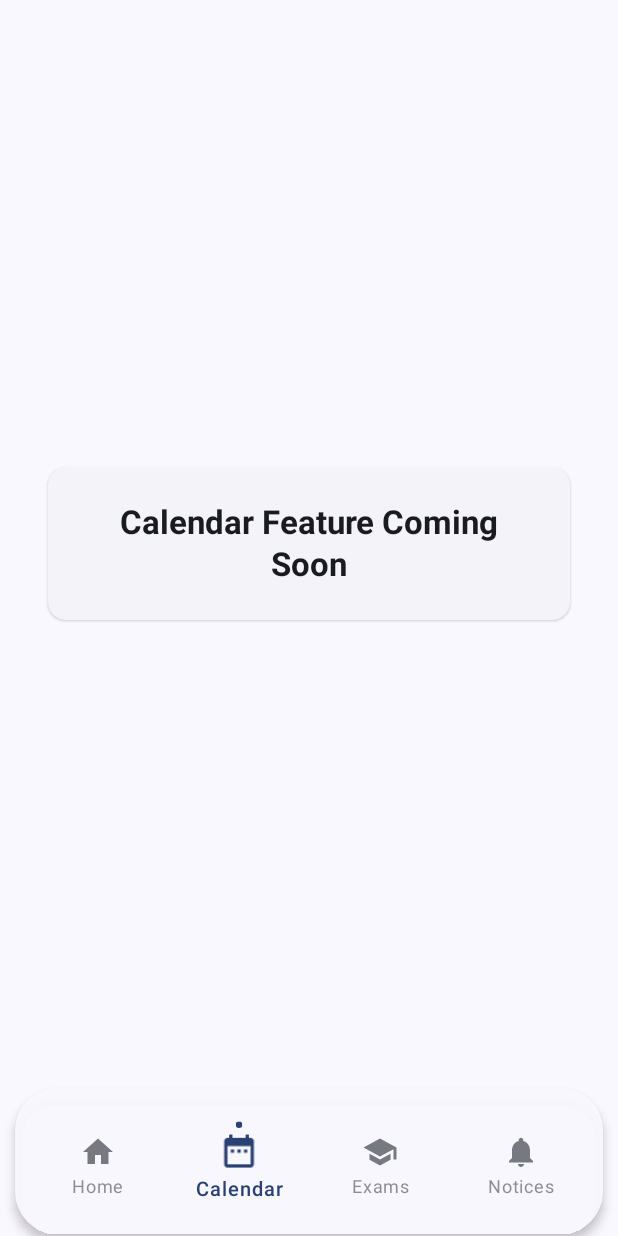
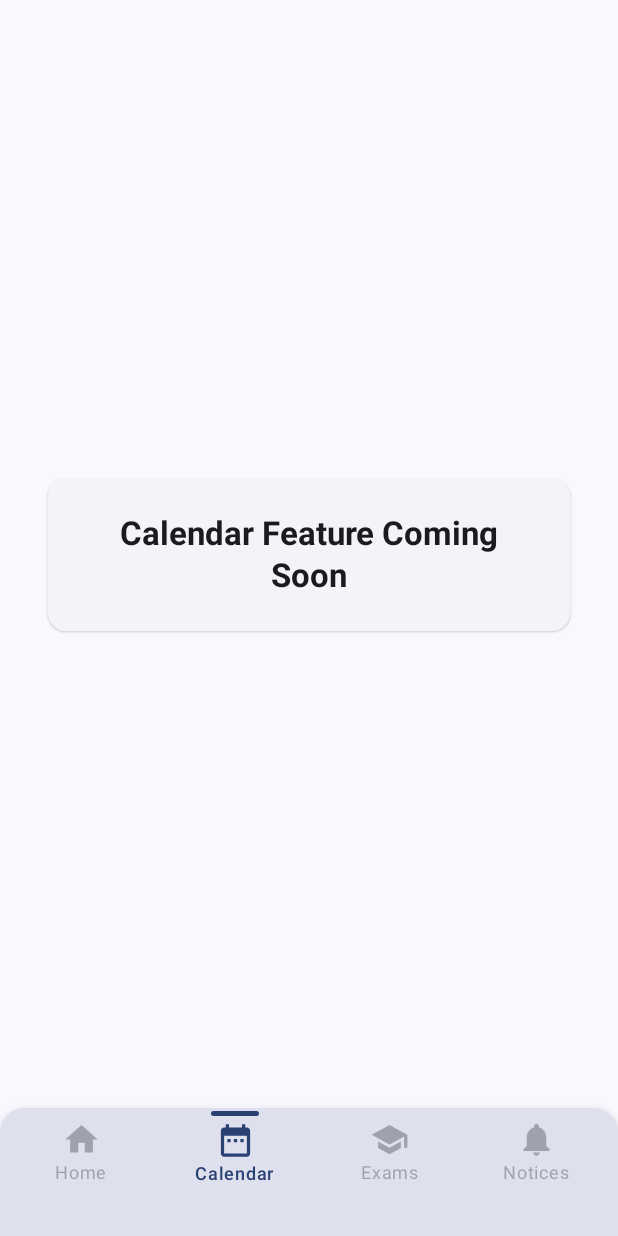
Before and after one commit to aryamanj250/NSUTrack, an Android app built with Jetpack Compose: the CalendarScreen screen opened through its navigation route, on a phone screen of 412 x 824 dp. Run offline under Robolectric (Android 15) with nearby library versions, the light colour scheme and no system bars.

Commit message:
fixes bottom bar error to some extent

```diff
--- a/app/src/main/java/com/nsutrack/nsuttrial/navigation/BottomNavBar.kt
+++ b/app/src/main/java/com/nsutrack/nsuttrial/navigation/BottomNavBar.kt
@@ -3,21 +3,15 @@ package com.nsutrack.nsuttrial.navigation
 import androidx.compose.animation.core.*
 import androidx.compose.foundation.background
 import androidx.compose.foundation.layout.*
-import androidx.compose.foundation.shape.CircleShape
 import androidx.compose.foundation.shape.RoundedCornerShape
 import androidx.compose.material3.*
 import androidx.compose.runtime.*
 import androidx.compose.ui.Alignment
 import androidx.compose.ui.Modifier
-import androidx.compose.ui.draw.blur
 import androidx.compose.ui.draw.clip
-import androidx.compose.ui.draw.scale
 import androidx.compose.ui.draw.shadow
-import androidx.compose.ui.graphics.Brush
 import androidx.compose.ui.graphics.Color
-import androidx.compose.ui.graphics.graphicsLayer
 import androidx.compose.ui.text.font.FontWeight
-import androidx.compose.ui.text.style.TextAlign
 import androidx.compose.ui.unit.dp
 import androidx.navigation.NavController
 import androidx.navigation.NavDestination.Companion.hierarchy
@@ -32,71 +26,45 @@ fun BottomNavBar(navController: NavController) {
     val navBackStackEntry by navController.currentBackStackEntryAsState()
     val currentDestination = navBackStackEntry?.destination
 
-    // Subtle breathing animation for indicator
-    val breathingAnimation = rememberInfiniteTransition(label = "BreathingAnimation")
-    val indicatorAlpha by breathingAnimation.animateFloat(
-        initialValue = 0.8f,
-        targetValue = 1f,
-        animationSpec = infiniteRepeatable(
-            animation = tween(durationMillis = 2000, easing = EaseInOutSine),
-            repeatMode = RepeatMode.Reverse
-        ),
-        label = "IndicatorAlpha"
-    )
-
-    // Surface for the bottom bar - clean solid look with subtle transparency
     Surface(
         modifier = Modifier
             .fillMaxWidth()
-            .height(100.dp)
-            .padding(horizontal = 10.dp, vertical = 1.dp),
-        shape = RoundedCornerShape(28.dp),
-        color = MaterialTheme.colorScheme.surface.copy(alpha = 0.95f),
-        tonalElevation = 2.dp,
-        shadowElevation = 4.dp
+            .height(85.dp)
+            .shadow(
+                elevation = 10.dp,
+                shape = RoundedCornerShape(topStart = 16.dp, topEnd = 16.dp)
+            ),
+        color = MaterialTheme.colorScheme.surface,
+        tonalElevation = 10.dp
     ) {
-        // Navigation content
         Row(
             modifier = Modifier
                 .fillMaxSize()
-                .padding(horizontal = 8.dp),
-            horizontalArrangement = Arrangement.SpaceAround,
-            verticalAlignment = Alignment.CenterVertically
+                .padding(horizontal = 5.dp, vertical = 0.dp),
+            horizontalArrangement = Arrangement.SpaceEvenly,
+            verticalAlignment = Alignment.Top
         ) {
             screens.forEach { screen ->
                 val selected = currentDestination?.hierarchy?.any { it.route == screen.route } == true
 
-                // Enhanced animations for nav items
-                val animatedScale by animateFloatAsState(
-                    targetValue = if (selected) 1.1f else 1.0f,
-                    animationSpec = spring(
-                        dampingRatio = Spring.DampingRatioMediumBouncy,
-                        stiffness = Spring.StiffnessMedium
-                    ),
-                    label = "NavItemScale"
+                val animatedWeight by animateFloatAsState(
+                    targetValue = if (selected) 1.1f else 1f,
+                    animationSpec = tween(durationMillis = 200),
+                    label = "NavItemWeight"
                 )
 
-                // Colors based on selection state
                 val iconColor = if (selected) {
                     MaterialTheme.colorScheme.primary
                 } else {
-                    MaterialTheme.colorScheme.onSurfaceVariant.copy(alpha = 0.7f)
+                    MaterialTheme.colorScheme.onSurfaceVariant.copy(alpha = 0.4f)
                 }
 
-                val textColor = if (selected) {
-                    MaterialTheme.colorScheme.primary
-                } else {
-                    MaterialTheme.colorScheme.onSurfaceVariant.copy(alpha = 0.6f)
-                }
-
-                // NavItem with clean visuals
                 Column(
                     horizontalAlignment = Alignment.CenterHorizontally,
-                    verticalArrangement = Arrangement.Center,
+                    verticalArrangement = Arrangement.Top,
                     modifier = Modifier
-                        .weight(1f)
+                        .weight(animatedWeight)
                         .fillMaxHeight()
-                        .scale(animatedScale)
                         .clickable(enabled = !selected) {
                             if (!selected) {
                                 hapticFeedback.performHapticFeedback(HapticFeedback.FeedbackType.LIGHT)
@@ -109,39 +77,38 @@ fun BottomNavBar(navController: NavController) {
                                 }
                             }
                         }
-                        .padding(vertical = 8.dp, horizontal = 12.dp)
+                        // Reduced the top padding to move content up further
+                        .padding(top = 2.dp)
                 ) {
-                    // Selected indicator dot (iOS style)
+                    // Selected indicator - positioned higher
                     if (selected) {
                         Box(
                             modifier = Modifier
-                                .size(4.dp)
-                                .clip(CircleShape)
-                                .background(MaterialTheme.colorScheme.primary.copy(alpha = indicatorAlpha))
+                                .width(32.dp)
+                                .height(3.dp)
+                                .clip(RoundedCornerShape(2.dp))
+                                .background(MaterialTheme.colorScheme.primary)
                                 .align(Alignment.CenterHorizontally)
                         )
-                        Spacer(modifier = Modifier.height(2.dp))
+                        Spacer(modifier = Modifier.height(3.dp))
                     } else {
                         Spacer(modifier = Modifier.height(6.dp))
                     }
 
-                    // Icon
                     Icon(
                         imageVector = screen.icon,
                         contentDescription = screen.title,
                         tint = iconColor,
-                        modifier = Modifier.size(24.dp)
+                        modifier = Modifier.size(26.dp)
                     )
 
-                    Spacer(modifier = Modifier.height(4.dp))
+                    Spacer(modifier = Modifier.height(2.dp))
 
-                    // Text label
                     Text(
                         text = screen.title,
-                        color = textColor,
+                        color = iconColor,
                         style = MaterialTheme.typography.labelMedium,
-                        fontWeight = if (selected) FontWeight.SemiBold else FontWeight.Normal,
-                        textAlign = TextAlign.Center
+                        fontWeight = if (selected) FontWeight.Medium else FontWeight.Normal
                     )
                 }
             }
--- a/app/src/main/java/com/nsutrack/nsuttrial/ui/theme/Theme.kt
+++ b/app/src/main/java/com/nsutrack/nsuttrial/ui/theme/Theme.kt
@@ -91,6 +91,7 @@ fun NSUTrackTheme(
     viewModel: AttendanceViewModel? = null,
     content: @Composable () -> Unit
 ) {
+
     // Use the useDynamicColors preference from ViewModel if available
     val useDynamicColors by viewModel?.useDynamicColors?.collectAsState() ?: run {
         androidx.compose.runtime.remember { androidx.compose.runtime.mutableStateOf(true) }
@@ -111,17 +112,29 @@ fun NSUTrackTheme(
         SideEffect {
             val window = (view.context as Activity).window
 
-            // Set status bar color with improved contrast
-            window.statusBarColor = colorScheme.background.toArgb()
+            // Tell the system that our app will handle edge-to-edge
+            WindowCompat.setDecorFitsSystemWindows(window, false)
 
-            // Set the status bar icons to appropriate contrast
+            // Set status bar color to transparent or background color
+            window.statusBarColor = Color.Transparent.toArgb()
+
+            // Set navigation bar color to match your app's bottom navigation bar
+            // Using surface color to match bottom navigation bar
+            window.navigationBarColor = colorScheme.surface.toArgb()
+
+            // If you want a small tonal difference between system nav and app nav,
+            // you can use surfaceVariant instead
+            // window.navigationBarColor = colorScheme.surfaceVariant.toArgb()
+
+            // Control navigation bar icon/button colors based on theme
+            WindowCompat.getInsetsController(window, view).isAppearanceLightNavigationBars = !darkTheme
             WindowCompat.getInsetsController(window, view).isAppearanceLightStatusBars = !darkTheme
 
-            // Set navigation bar color to match theme
-            window.navigationBarColor = colorScheme.background.toArgb()
-            WindowCompat.getInsetsController(window, view).isAppearanceLightNavigationBars = !darkTheme
+            // Remove the navigation bar divider on Android 10+
+            window.isNavigationBarContrastEnforced = false
         }
     }
+
 
     MaterialTheme(
         colorScheme = colorScheme,
```
Also changed, not shown: app/src/main/java/com/nsutrack/nsuttrial/AccountView.kt (+75 -123 lines), app/src/main/java/com/nsutrack/nsuttrial/ui/theme/Color.kt (+35 -30 lines), app/src/main/res/font.xml (added).
